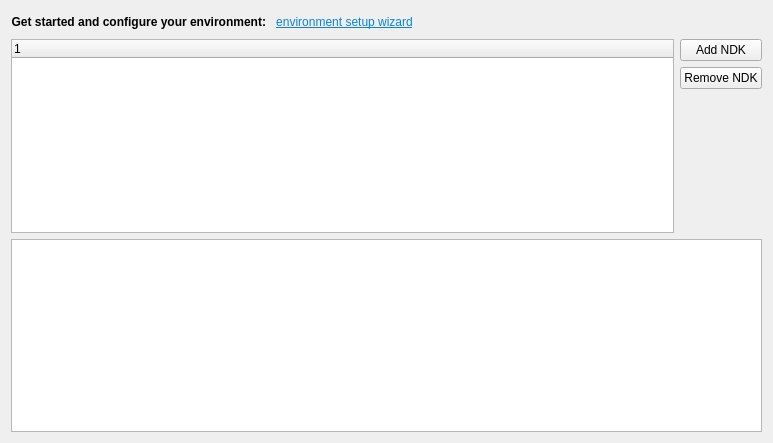
This is src/plugins/qnx/blackberryndksettingswidget.ui in qt-creator/qt-creator as Qt 5 draws it before an edit. The edited form follows.
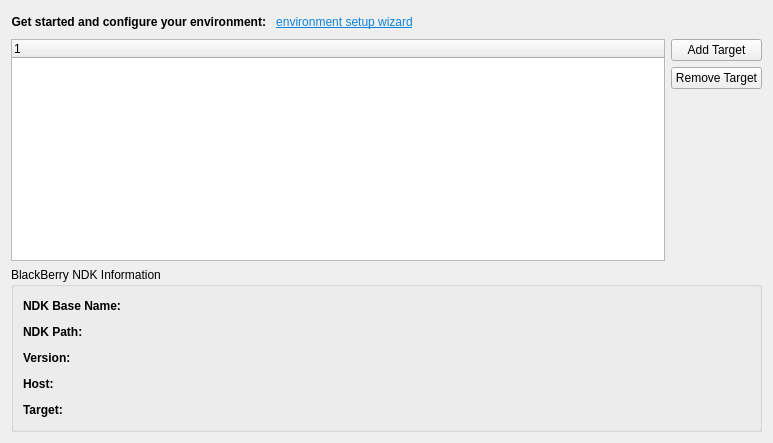
This is the edited form.

Commit message:
Qnx: Support multiple BlackBerry target configurations
The new bbndk 10.2 is based on multiple targets (based on multiple bbnk-env scripts).
There is no default/common bbnk-env.sh file anymore, and an NDK directory may contain
various bbndk-env scripts (i.e targets).

This patch makes the BlackBerryConfiguration based on the bbnk-env script path
rather than on the NDK path. This will enable having multiple configurations
per targets in the same NDK directory.

N.B: NDKs 10.1 with one default bbnk-env file are still supported.

Patch:
```diff
--- a/src/plugins/qnx/blackberryndksettingswidget.ui
+++ b/src/plugins/qnx/blackberryndksettingswidget.ui
@@ -147,9 +147,6 @@
    </item>
    <item>
     <layout class="QGridLayout" name="gridLayout">
-     <item row="2" column="0">
-      <widget class="QTableView" name="ndkInfosTableView"/>
-     </item>
      <item row="0" column="0">
       <layout class="QHBoxLayout" name="horizontalLayout_2">
        <item>
@@ -166,14 +163,14 @@
          <item>
           <widget class="QPushButton" name="addNdkButton">
            <property name="text">
-            <string>Add NDK</string>
+            <string>Add Target</string>
            </property>
           </widget>
          </item>
          <item>
           <widget class="QPushButton" name="removeNdkButton">
            <property name="text">
-            <string>Remove NDK</string>
+            <string>Remove Target</string>
            </property>
           </widget>
          </item>
@@ -196,6 +193,170 @@
      </item>
     </layout>
    </item>
+   <item>
+    <widget class="QGroupBox" name="groupBox">
+     <property name="title">
+      <string>BlackBerry NDK Information</string>
+     </property>
+     <layout class="QVBoxLayout" name="verticalLayout_7">
+      <item>
+       <layout class="QHBoxLayout" name="horizontalLayout_7">
+        <item>
+         <widget class="QLabel" name="label">
+          <property name="text">
+           <string>&lt;html&gt;&lt;head/&gt;&lt;body&gt;&lt;p&gt;&lt;span style=&quot; font-weight:600;&quot;&gt;NDK Base Name:&lt;/span&gt;&lt;/p&gt;&lt;/body&gt;&lt;/html&gt;</string>
+          </property>
+         </widget>
+        </item>
+        <item>
+         <widget class="QLabel" name="baseNameLabel">
+          <property name="text">
+           <string/>
+          </property>
+         </widget>
+        </item>
+        <item>
+         <spacer name="horizontalSpacer_2">
+          <property name="orientation">
+           <enum>Qt::Horizontal</enum>
+          </property>
+          <property name="sizeHint" stdset="0">
+           <size>
+            <width>40</width>
+            <height>20</height>
+           </size>
+          </property>
+         </spacer>
+        </item>
+       </layout>
+      </item>
+      <item>
+       <layout class="QHBoxLayout" name="horizontalLayout_8">
+        <item>
+         <widget class="QLabel" name="label_2">
+          <property name="text">
+           <string>&lt;html&gt;&lt;head/&gt;&lt;body&gt;&lt;p&gt;&lt;span style=&quot; font-weight:600;&quot;&gt;NDK Path:&lt;/span&gt;&lt;/p&gt;&lt;/body&gt;&lt;/html&gt;</string>
+          </property>
+         </widget>
+        </item>
+        <item>
+         <widget class="QLabel" name="ndkPathLabel">
+          <property name="text">
+           <string/>
+          </property>
+         </widget>
+        </item>
+        <item>
+         <spacer name="horizontalSpacer_3">
+          <property name="orientation">
+           <enum>Qt::Horizontal</enum>
+          </property>
+          <property name="sizeHint" stdset="0">
+           <size>
+            <width>40</width>
+            <height>20</height>
+           </size>
+          </property>
+         </spacer>
+        </item>
+       </layout>
+      </item>
+      <item>
+       <layout class="QHBoxLayout" name="horizontalLayout_9">
+        <item>
+         <widget class="QLabel" name="label_3">
+          <property name="text">
+           <string>&lt;html&gt;&lt;head/&gt;&lt;body&gt;&lt;p&gt;&lt;span style=&quot; font-weight:600;&quot;&gt;Version:&lt;/span&gt;&lt;/p&gt;&lt;/body&gt;&lt;/html&gt;</string>
+          </property>
+         </widget>
+        </item>
+        <item>
+         <widget class="QLabel" name="versionLabel">
+          <property name="text">
+           <string/>
+          </property>
+         </widget>
+        </item>
+        <item>
+         <spacer name="horizontalSpacer_4">
+          <property name="orientation">
+           <enum>Qt::Horizontal</enum>
+          </property>
+          <property name="sizeHint" stdset="0">
+           <size>
+            <width>40</width>
+            <height>20</height>
+           </size>
+          </property>
+         </spacer>
+        </item>
+       </layout>
+      </item>
+      <item>
+       <layout class="QHBoxLayout" name="horizontalLayout_10">
+        <item>
+         <widget class="QLabel" name="label_4">
+          <property name="text">
+           <string>&lt;html&gt;&lt;head/&gt;&lt;body&gt;&lt;p&gt;&lt;span style=&quot; font-weight:600;&quot;&gt;Host:&lt;/span&gt;&lt;/p&gt;&lt;/body&gt;&lt;/html&gt;</string>
+          </property>
+         </widget>
+        </item>
+        <item>
+         <widget class="QLabel" name="hostLabel">
+          <property name="text">
+           <string/>
+          </property>
+         </widget>
+        </item>
+        <item>
+         <spacer name="horizontalSpacer_5">
+          <property name="orientation">
+           <enum>Qt::Horizontal</enum>
+          </property>
+          <property name="sizeHint" stdset="0">
+           <size>
+            <width>40</width>
+            <height>20</height>
+           </size>
+          </property>
+         </spacer>
+        </item>
+       </layout>
+      </item>
+      <item>
+       <layout class="QHBoxLayout" name="horizontalLayout_11">
+        <item>
+         <widget class="QLabel" name="label_5">
+          <property name="text">
+           <string>&lt;html&gt;&lt;head/&gt;&lt;body&gt;&lt;p&gt;&lt;span style=&quot; font-weight:600;&quot;&gt;Target:&lt;/span&gt;&lt;/p&gt;&lt;/body&gt;&lt;/html&gt;</string>
+          </property>
+         </widget>
+        </item>
+        <item>
+         <widget class="QLabel" name="targetLabel">
+          <property name="text">
+           <string/>
+          </property>
+         </widget>
+        </item>
+        <item>
+         <spacer name="horizontalSpacer_6">
+          <property name="orientation">
+           <enum>Qt::Horizontal</enum>
+          </property>
+          <property name="sizeHint" stdset="0">
+           <size>
+            <width>40</width>
+            <height>20</height>
+           </size>
+          </property>
+         </spacer>
+        </item>
+       </layout>
+      </item>
+     </layout>
+    </widget>
+   </item>
   </layout>
  </widget>
  <resources/>
```
The commit also changes 10 other files.
